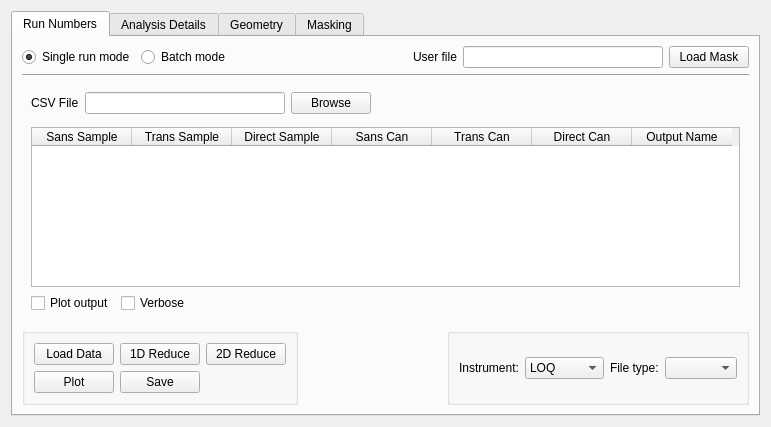
Above: Code/qtiplot/MantidQt/CustomInterfaces/inc/SANSRunWindow.ui from mantidproject/mantid before the change. Below: the same form after it.
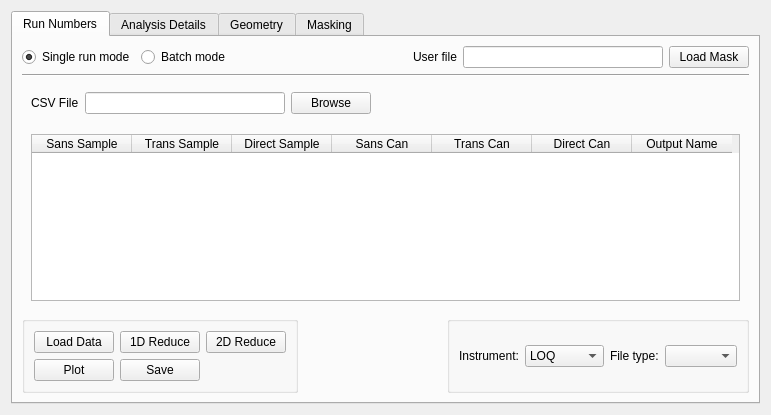
That is the form after the change. The open tabs and pages were chosen to show the change.

Commit message: Finally added a SANS batch mode to the GUI. A test csv file along with data is in the Test/Data/LOQ directory. Re #1052

```diff
--- a/Code/qtiplot/MantidQt/CustomInterfaces/inc/SANSRunWindow.ui
+++ b/Code/qtiplot/MantidQt/CustomInterfaces/inc/SANSRunWindow.ui
@@ -6,7 +6,7 @@
     <x>0</x>
     <y>0</y>
     <width>771</width>
-    <height>427</height>
+    <height>415</height>
    </rect>
   </property>
   <property name="sizePolicy" >
@@ -884,7 +884,13 @@
               <set>QAbstractItemView::NoEditTriggers</set>
              </property>
              <property name="selectionMode" >
-              <enum>QAbstractItemView::NoSelection</enum>
+              <enum>QAbstractItemView::MultiSelection</enum>
+             </property>
+             <property name="selectionBehavior" >
+              <enum>QAbstractItemView::SelectRows</enum>
+             </property>
+             <property name="textElideMode" >
+              <enum>Qt::ElideRight</enum>
              </property>
              <column>
               <property name="text" >
@@ -923,37 +929,6 @@
              </column>
             </widget>
            </item>
-           <item>
-            <layout class="QHBoxLayout" name="horizontalLayout_10" >
-             <item>
-              <widget class="QCheckBox" name="plotngo_check" >
-               <property name="text" >
-                <string>Plot output</string>
-               </property>
-              </widget>
-             </item>
-             <item>
-              <widget class="QCheckBox" name="verbose_check" >
-               <property name="text" >
-                <string>Verbose</string>
-               </property>
-              </widget>
-             </item>
-             <item>
-              <spacer name="horizontalSpacer_18" >
-               <property name="orientation" >
-                <enum>Qt::Horizontal</enum>
-               </property>
-               <property name="sizeHint" stdset="0" >
-                <size>
-                 <width>40</width>
-                 <height>20</height>
-                </size>
-               </property>
-              </spacer>
-             </item>
-            </layout>
-           </item>
           </layout>
          </widget>
         </widget>
```
Left out of the diff: 15 changed lines with no effect on the pictures. The commit also changes 4 other files.
